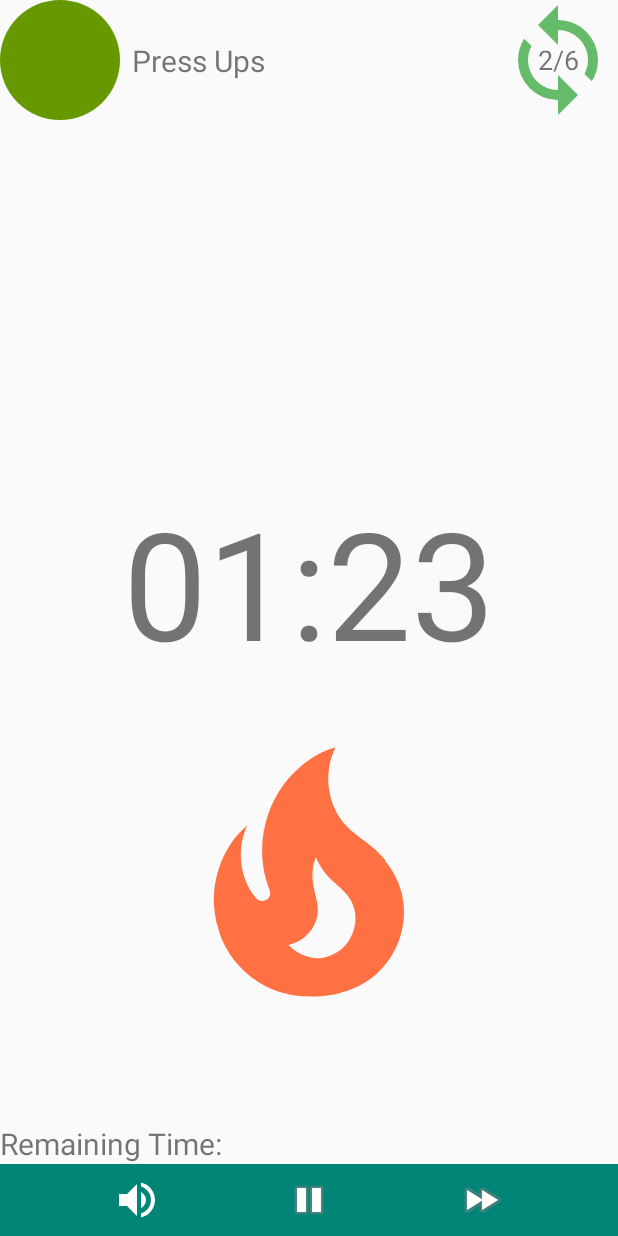
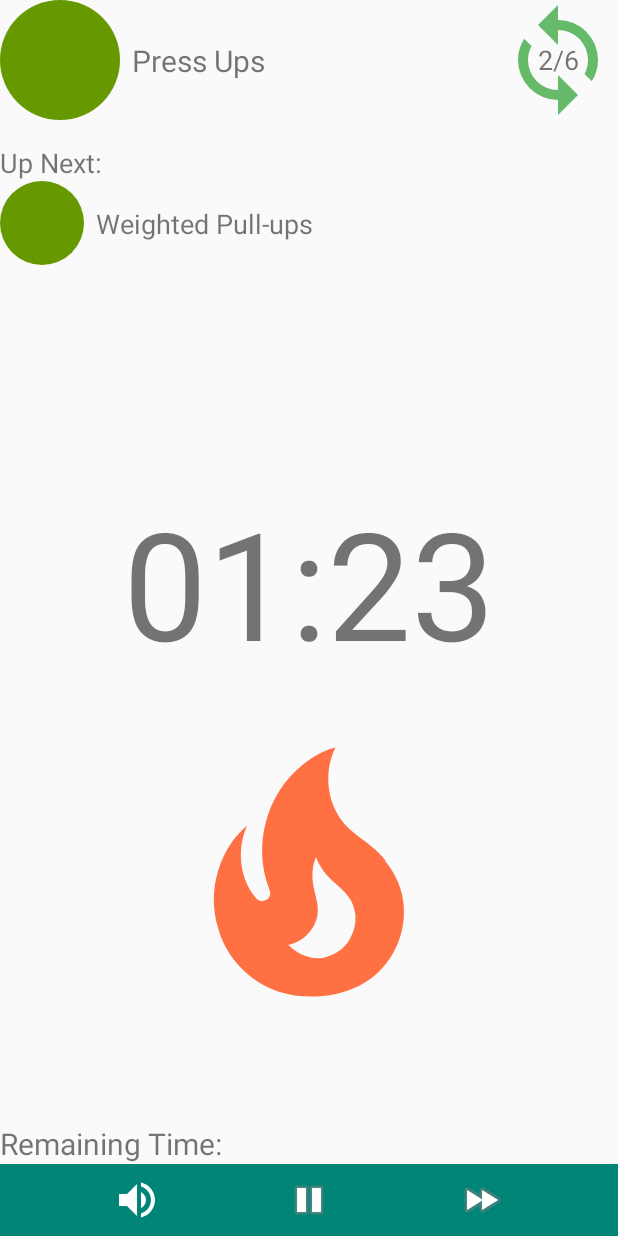
Before and after one commit to AlexNewton1/HIIT-Ultimate, an Android app: the layout fragment_workout.xml on its own in the app's theme, with its tools: preview values and no code run, on a phone screen of 412 x 824 dp. Run offline under Robolectric (Android 15) with nearby library versions, the phone set to English and light mode, and no system bars.

Commit message:
Further work on the Workout screen. Animation added for up next exercise type - WIP

```diff
--- a/app/src/main/java/com/softwareoverflow/hiit_trainer/data/mapper/WorkoutMapper.kt
+++ b/app/src/main/java/com/softwareoverflow/hiit_trainer/data/mapper/WorkoutMapper.kt
@@ -40,11 +40,10 @@ fun List<WorkoutSetDTO>.toWorkoutSetEntity(): List<WorkoutSetEntity> {
 fun List<WorkoutSet>.toWorkoutSetDTO(): MutableList<WorkoutSetDTO> {
     val dtoList = ArrayList<WorkoutSetDTO>()
     forEach { dtoList.add(it.toDTO()) }
-    return dtoList
+    return dtoList.sortedBy { it.orderInWorkout }.toMutableList()
 }
 
 fun WorkoutSet.toDTO(): WorkoutSetDTO {
-
     return WorkoutSetDTO(
         workoutSet.id,
         exerciseType.toDTO(),
--- a/app/src/main/java/com/softwareoverflow/hiit_trainer/repository/WorkoutRepositoryRoomDb.kt
+++ b/app/src/main/java/com/softwareoverflow/hiit_trainer/repository/WorkoutRepositoryRoomDb.kt
@@ -10,7 +10,6 @@ import com.softwareoverflow.hiit_trainer.repository.dto.ExerciseTypeDTO
 import com.softwareoverflow.hiit_trainer.repository.dto.WorkoutDTO
 import kotlinx.coroutines.Dispatchers
 import kotlinx.coroutines.withContext
-import timber.log.Timber
 
 class WorkoutRepositoryRoomDb(val context: Context) : IWorkoutRepository {
 
@@ -20,7 +19,6 @@ class WorkoutRepositoryRoomDb(val context: Context) : IWorkoutRepository {
 
     override suspend fun getWorkoutById(workoutId: Long): WorkoutDTO {
         val workout = workoutDao.getWorkoutById(workoutId)
-        Timber.d("Workout: id = $workoutId, workout = $workout")
         return workout.toDTO()
     }
 
--- a/app/src/main/java/com/softwareoverflow/hiit_trainer/ui/workout/WorkoutViewModelFactory.kt
+++ b/app/src/main/java/com/softwareoverflow/hiit_trainer/ui/workout/WorkoutViewModelFactory.kt
@@ -1,11 +1,13 @@
 package com.softwareoverflow.hiit_trainer.ui.workout
 
+import android.app.Application
 import android.content.Context
 import androidx.lifecycle.ViewModel
 import androidx.lifecycle.ViewModelProvider
 import com.softwareoverflow.hiit_trainer.repository.WorkoutRepositoryRoomDb
 
 class WorkoutViewModelFactory(
+    private val application: Application,
     private val context: Context,
     private val id: Long
 ) :
@@ -15,7 +17,7 @@ class WorkoutViewModelFactory(
     override fun <T : ViewModel?> create(modelClass: Class<T>): T {
         if (modelClass.isAssignableFrom(WorkoutViewModel::class.java)) {
             val repo = WorkoutRepositoryRoomDb(context)
-            return WorkoutViewModel(id, repo) as T
+            return WorkoutViewModel(application, id, repo) as T
         }
 
         throw IllegalArgumentException("Unknown ViewModel class")
--- a/app/src/main/java/com/softwareoverflow/hiit_trainer/ui/workout_creator/WorkoutCreatorStep1Fragment.kt
+++ b/app/src/main/java/com/softwareoverflow/hiit_trainer/ui/workout_creator/WorkoutCreatorStep1Fragment.kt
@@ -24,7 +24,7 @@ class WorkoutCreatorStep1Fragment : Fragment() {
         Timber.d("Workout creating WorkoutCreatorViewModel")
         WorkoutCreatorViewModelFactory(
             requireActivity(),
-            null
+            1
         )
     }
 
--- a/app/src/main/java/com/softwareoverflow/hiit_trainer/ui/workout_creator/WorkoutCreatorViewModel.kt
+++ b/app/src/main/java/com/softwareoverflow/hiit_trainer/ui/workout_creator/WorkoutCreatorViewModel.kt
@@ -94,6 +94,7 @@ class WorkoutCreatorViewModel(private val repo: IWorkoutRepository, id: Long?) :
         }
 
         _workout.postValue(currentWorkout)
+        _workoutSet.value = null
     }
 
     fun createOrUpdateWorkout(onSave: () -> Unit) {
--- a/app/src/main/res/layout/fragment_workout.xml
+++ b/app/src/main/res/layout/fragment_workout.xml
@@ -4,6 +4,8 @@
     xmlns:tools="http://schemas.android.com/tools">
 
     <data>
+
+        <import type="android.view.View" />
 
         <variable
             name="viewModel"
@@ -15,8 +17,17 @@
         android:layout_height="match_parent"
         tools:context=".ui.workout.WorkoutFragment">
 
+        <androidx.constraintlayout.widget.ConstraintLayout
+            android:id="@+id/currentExerciseTypeView"
+            android:layout_width="wrap_content"
+            android:layout_height="wrap_content"
+            app:layout_constraintEnd_toStartOf="@+id/imageView"
+            app:layout_constraintHorizontal_bias="0.0"
+            app:layout_constraintStart_toStartOf="parent"
+            app:layout_constraintTop_toTopOf="parent">
+
             <com.softwareoverflow.hiit_trainer.ui.view.CircularIconImageView
-            android:id="@+id/circularIconImageView2"
+                android:id="@+id/currentExerciseTypeIcon"
                 android:layout_width="@dimen/icon_size_large"
                 android:layout_height="@dimen/icon_size_large"
                 app:colorHex="@{viewModel.currentWorkoutSet.exerciseTypeDTO.colorHex}"
@@ -25,18 +36,20 @@
                 app:layout_constraintTop_toTopOf="parent" />
 
             <TextView
-            android:id="@+id/textView5"
+                android:id="@+id/currentExerciseTypeName"
                 android:layout_width="wrap_content"
                 android:layout_height="wrap_content"
                 android:layout_marginStart="8dp"
                 android:text="@{viewModel.currentWorkoutSet.exerciseTypeDTO.name}"
                 android:textSize="20sp"
-            app:layout_constraintBottom_toBottomOf="@+id/circularIconImageView2"
-            app:layout_constraintEnd_toStartOf="@+id/imageView"
+                app:layout_constraintBottom_toBottomOf="@+id/currentExerciseTypeIcon"
                 app:layout_constraintHorizontal_bias="0.0"
-            app:layout_constraintStart_toEndOf="@+id/circularIconImageView2"
-            app:layout_constraintTop_toTopOf="@+id/circularIconImageView2"
+                app:layout_constraintStart_toEndOf="@+id/currentExerciseTypeIcon"
+                app:layout_constraintTop_toTopOf="@+id/currentExerciseTypeIcon"
                 tools:text="Press Ups" />
+
+
+        </androidx.constraintlayout.widget.ConstraintLayout>
 
         <ImageView
             android:id="@+id/imageView"
@@ -52,10 +65,54 @@
             android:gravity="center"
             android:text="@{viewModel.currentRepFormatted}"
             android:textSize="18sp"
-            app:layout_constraintBottom_toBottomOf="@+id/circularIconImageView2"
+            app:layout_constraintBottom_toBottomOf="@+id/imageView"
             app:layout_constraintEnd_toEndOf="parent"
             app:layout_constraintTop_toTopOf="@+id/imageView"
             tools:text="2/6" />
+
+        <TextView
+            android:id="@+id/textView7"
+            android:layout_width="wrap_content"
+            android:layout_height="wrap_content"
+            android:layout_marginTop="16dp"
+            android:text="Up Next:"
+            android:textSize="18sp"
+            android:visibility="@{viewModel.showUpNextLabel ? View.VISIBLE : View.INVISIBLE}"
+            app:layout_constraintStart_toStartOf="parent"
+            app:layout_constraintTop_toBottomOf="@id/currentExerciseTypeView" />
+
+        <androidx.constraintlayout.widget.ConstraintLayout
+            android:id="@+id/upNextExerciseTypeView"
+            android:layout_width="match_parent"
+            android:layout_height="@dimen/fab_size"
+            android:visibility="@{viewModel.upNextExerciseType != null ? View.VISIBLE : View.INVISIBLE}"
+            app:layout_constraintStart_toStartOf="parent"
+            app:layout_constraintTop_toBottomOf="@+id/textView7">
+
+            <com.softwareoverflow.hiit_trainer.ui.view.CircularIconImageView
+                android:id="@+id/upNextExerciseTypeIcon"
+                android:layout_width="0dp"
+                android:layout_height="0dp"
+                app:colorHex="@{viewModel.upNextExerciseType.colorHex}"
+                app:iconName="@{viewModel.upNextExerciseType.iconName}"
+                app:layout_constraintBottom_toBottomOf="parent"
+                app:layout_constraintDimensionRatio="W,1:1"
+                app:layout_constraintStart_toStartOf="parent"
+                app:layout_constraintTop_toTopOf="parent" />
+
+            <TextView
+                android:id="@+id/upNextExerciseTypeName"
+                android:layout_width="wrap_content"
+                android:layout_height="wrap_content"
+                android:layout_marginStart="8dp"
+                android:text="@{viewModel.upNextExerciseType.name}"
+                android:textSize="18sp"
+                app:layout_constraintBottom_toBottomOf="@+id/upNextExerciseTypeIcon"
+                app:layout_constraintStart_toEndOf="@+id/upNextExerciseTypeIcon"
+                app:layout_constraintTop_toTopOf="@+id/upNextExerciseTypeIcon"
+                tools:text="Weighted Pull-ups" />
+
+        </androidx.constraintlayout.widget.ConstraintLayout>
 
         <ImageView
             android:id="@+id/imageView5"
--- a/app/src/main/res/values/strings.xml
+++ b/app/src/main/res/values/strings.xml
@@ -21,4 +21,5 @@
     <string name="save">Save</string>
     <string name="start_workout">Start Workout</string>
     <string name="up_next">Up Next:</string>
+    <string name="workout_complete">Workout Complete!</string>
 </resources>
```
Also changed, not shown: app/src/main/java/com/softwareoverflow/hiit_trainer/ui/Utils.kt (+4 -9 lines), app/src/main/java/com/softwareoverflow/hiit_trainer/ui/view/animation/MoveAndScaleAnimationFactory.kt (added, +125 -0 lines), app/src/main/java/com/softwareoverflow/hiit_trainer/ui/workout/WorkoutFragment.kt (+26 -4 lines), app/src/main/java/com/softwareoverflow/hiit_trainer/ui/workout/WorkoutViewModel.kt (+52 -23 lines), app/src/main/res/drawable/icon_trophy.xml (added, +7 -0 lines). Lines whose indentation alone changed are shown as unchanged.
